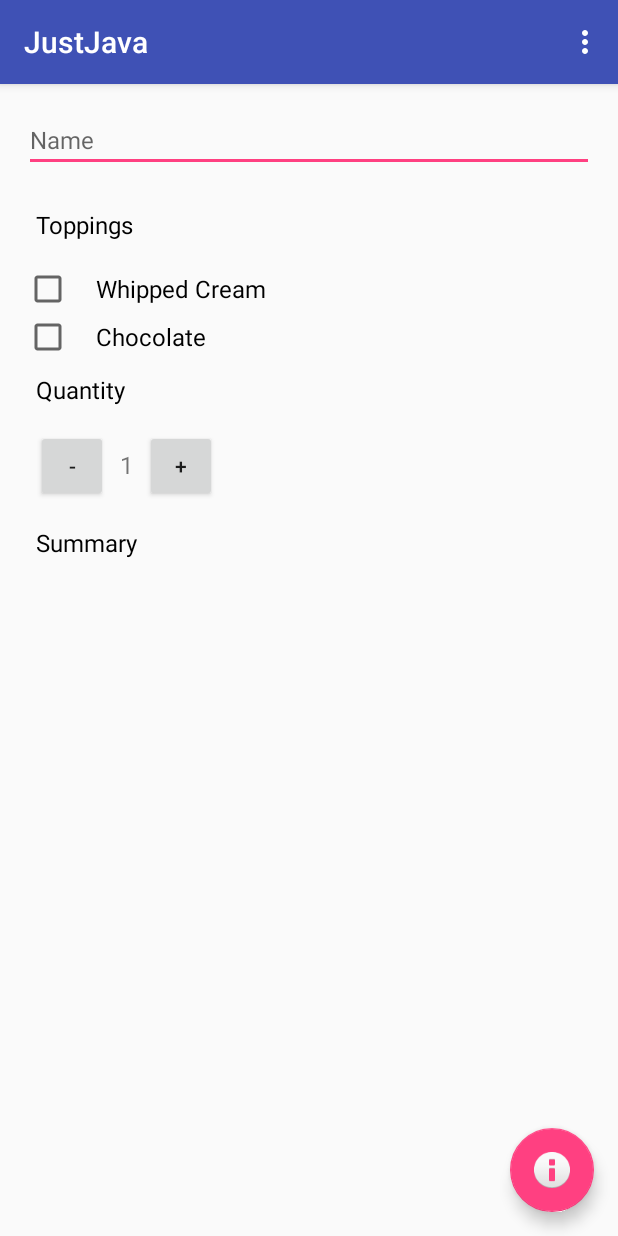
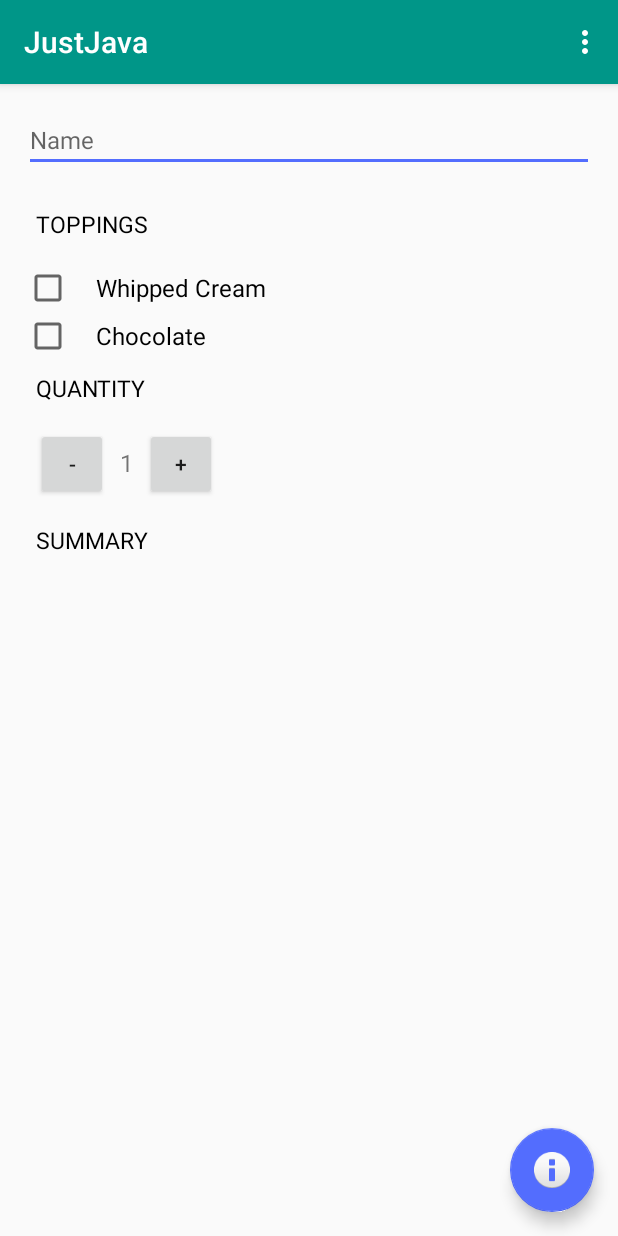
Before and after one commit to the-dagger/JustJava, an Android app: the screen it shows after launch (MainActivity), on a phone screen of 412 x 824 dp. Run offline under Robolectric (Android 15) with nearby library versions, the phone set to English and light mode, and no system bars.

Commit message:
Add custom theme

```diff
--- a/app/build.gradle
+++ b/app/build.gradle
@@ -24,4 +24,6 @@ dependencies {
     testCompile 'junit:junit:4.12'
     compile 'com.android.support:appcompat-v7:23.0.1'
     compile 'com.android.support:design:23.0.1'
+    compile 'com.android.support:cardview-v7:23.1.0+'
+    compile 'com.android.support:recyclerview-v7:23.1.0+'
 }
--- a/app/src/main/AndroidManifest.xml
+++ b/app/src/main/AndroidManifest.xml
@@ -7,7 +7,8 @@
         android:icon="@mipmap/ic_launcher"
         android:label="@string/app_name"
         android:supportsRtl="true"
-        android:theme="@style/AppTheme" >
+        android:theme="@style/AppTheme"
+         >
         <activity
             android:name=".MainActivity"
             android:label="@string/app_name"
--- a/app/src/main/res/layout/content_main.xml
+++ b/app/src/main/res/layout/content_main.xml
@@ -25,15 +25,13 @@
         android:textSize="16sp"
         android:inputType="textPersonName"/>
     <TextView
-        android:layout_width="wrap_content"
-        android:layout_height="wrap_content"
         android:text="@string/topping"
         android:textColor="#000000"
         android:paddingLeft="8dp"
         android:paddingRight="8dp"
         android:paddingTop = "8dp"
-        android:layout_marginBottom="16dp"
-        android:textSize="16sp"/>
+        style="@style/header"
+        android:layout_marginBottom="16dp" />
 
     <CheckBox
         android:layout_width="wrap_content"
@@ -55,13 +53,11 @@
         android:paddingLeft="16dp"/>
 
     <TextView
-        android:layout_width="wrap_content"
-        android:layout_height="wrap_content"
         android:text="Quantity"
         android:padding="8dp"
         android:textColor="#000000"
         android:id="@+id/quantity"
-        android:textSize="16sp" />
+        style="@style/header" />
 
     <LinearLayout
         android:layout_width="wrap_content"
@@ -99,12 +95,10 @@
             android:text="+" />
     </LinearLayout>
     <TextView
-        android:layout_width="wrap_content"
-        android:layout_height="wrap_content"
         android:text="@string/summary"
         android:padding="8dp"
         android:textColor="#000000"
-        android:textSize="16sp" />
+        style="@style/header" />
 
     <TextView
         android:id="@+id/orderSummary"
--- a/app/src/main/res/values/styles.xml
+++ b/app/src/main/res/values/styles.xml
@@ -1,11 +1,18 @@
 <resources>
+
+    <style name="header">
+        <item name="android:textSize">15sp</item>
+        <item name="android:layout_height">wrap_content</item>
+        <item name="android:layout_width">wrap_content</item>
+        <item name="android:textAllCaps">true</item>
+    </style>
 
     <!-- Base application theme. -->
     <style name="AppTheme" parent="Theme.AppCompat.Light.DarkActionBar">
         <!-- Customize your theme here. -->
-        <item name="colorPrimary">@color/colorPrimary</item>
-        <item name="colorPrimaryDark">@color/colorPrimaryDark</item>
-        <item name="colorAccent">@color/colorAccent</item>
+        <item name="colorPrimary">#009688</item>
+        <item name="colorPrimaryDark">#00796B</item>
+        <item name="colorAccent">#536DFE</item>
     </style>
     <style name="AppTheme.NoActionBar">
         <item name="windowActionBar">false</item>
```
Also changed, not shown: 3 other files.
